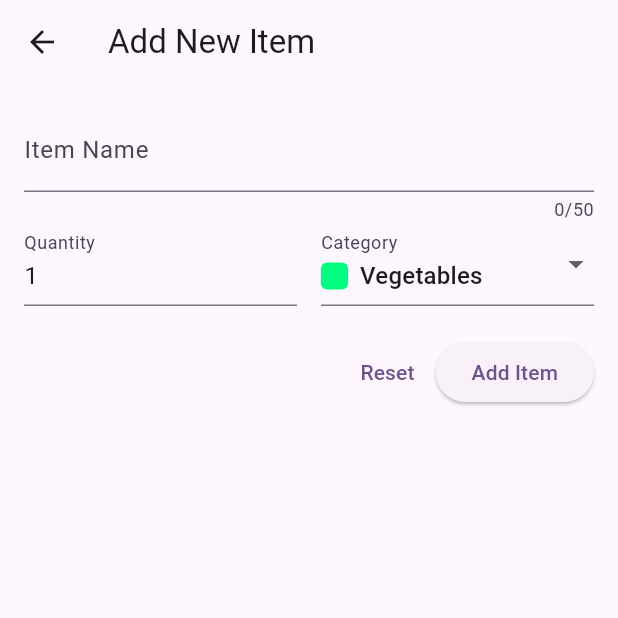
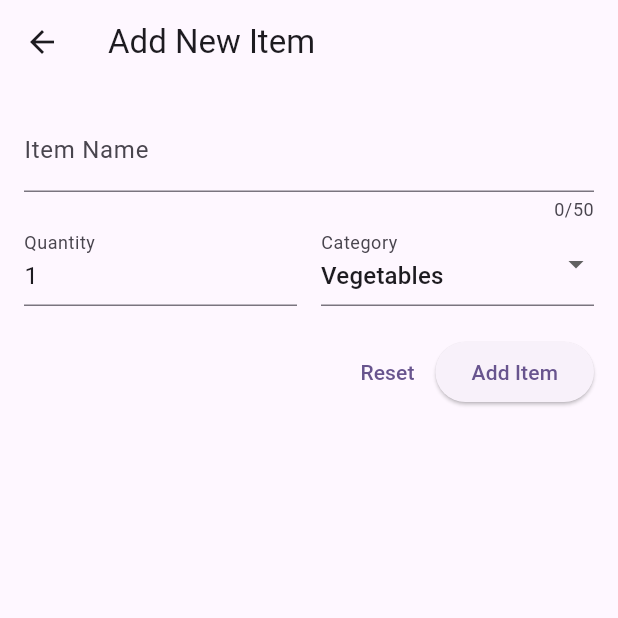
Before and after one commit to Avinash174/Shopping-List, a Flutter app: the screen it shows after launch, after a tap on the "add" icon, on a phone screen of 412 x 824 dp, the top half of it. Run offline on Flutter 3.47's test engine with Material 3 defaults, Android fonts, the phone set to English and light mode, and no system bars; our stand-ins replace firebase_core; accounts and stored records are empty; network calls fail.

Commit message:
app done

```diff
--- a/lib/widgets/grocery_list.dart
+++ b/lib/widgets/grocery_list.dart
@@ -1,5 +1,4 @@
 import 'dart:convert';
-
 import 'package:flutter/material.dart';
 import 'package:http/http.dart' as http;
 import 'package:shopping_list/data/categories.dart';
@@ -15,45 +14,35 @@ class GroceryList extends StatefulWidget {
 }
 
 class _GroceryListState extends State<GroceryList> {
-  final List<GroceryItem> _items = [];
-  bool _isLoading = true;
-  String? _error;
+  late Future<List<GroceryItem>> _itemsFuture;
 
   @override
   void initState() {
     super.initState();
-    _loadItems();
+    _itemsFuture = _fetchItems();
   }
 
-  // --------------------------------
-  // Load items from Firebase
-  // --------------------------------
-  Future<void> _loadItems() async {
+  // -------------------------------
+  // Fetch items from Firebase
+  // -------------------------------
+  Future<List<GroceryItem>> _fetchItems() async {
     final url = Uri.https(
       'shopping-list-da658-default-rtdb.firebaseio.com',
       'items.json',
     );
 
-    try {
     final response = await http.get(url);
 
     if (response.statusCode >= 400) {
-        setState(() {
-          _error = 'Failed to fetch data';
-          _isLoading = false;
-        });
-        return;
+      throw Exception('Failed to fetch data');
     }
 
     if (response.body == 'null') {
-        setState(() {
-          _isLoading = false;
-        });
-        return;
+      return [];
     }
 
     final Map<String, dynamic> data = json.decode(response.body);
-      final List<GroceryItem> loadedItems = [];
+    final List<GroceryItem> items = [];
 
     data.forEach((id, item) {
       final category =
@@ -61,7 +50,7 @@ class _GroceryListState extends State<GroceryList> {
             (c) => c.name == item['category'],
           )]!;
 
-        loadedItems.add(
+      items.add(
         GroceryItem(
           id: id,
           name: item['name'],
@@ -71,82 +60,94 @@ class _GroceryListState extends State<GroceryList> {
       );
     });
 
+    return items;
+  }
+
+  // -------------------------------
+  // Add item
+  // -------------------------------
+  Future<void> _addItem(BuildContext context) async {
+    final result = await Navigator.of(
+      context,
+    ).push(MaterialPageRoute(builder: (_) => const NewItem()));
+
+    if (result == true) {
       setState(() {
-        _items
-          ..clear()
-          ..addAll(loadedItems);
-        _isLoading = false;
-      });
-    } catch (e) {
-      setState(() {
-        _error = 'Something went wrong';
-        _isLoading = false;
+        _itemsFuture = _fetchItems(); // 🔑 refresh Future
       });
     }
   }
 
-  // --------------------------------
-  // Add new item
-  // --------------------------------
-  Future<void> _addItem(BuildContext context) async {
-    final newItem = await Navigator.of(
-      context,
-    ).push<GroceryItem>(MaterialPageRoute(builder: (_) => const NewItem()));
+  // -------------------------------
+  // Remove item
+  // -------------------------------
+  void _removeItem(GroceryItem item) {
+    final url = Uri.https(
+      'shopping-list-da658-default-rtdb.firebaseio.com',
+      'items/${item.id}.json',
+    );
 
-    if (newItem == null) return;
+    http.delete(url);
 
     setState(() {
-      _items.add(newItem);
-    });
-  }
-
-  // --------------------------------
-  // Remove item
-  // --------------------------------
-  void _removeItem(GroceryItem item) {
-    final index = _items.indexOf(item);
-
-    setState(() {
-      _items.removeAt(index);
+      _itemsFuture = _fetchItems(); // 🔑 refresh after delete
     });
 
-    ScaffoldMessenger.of(context).clearSnackBars();
-    ScaffoldMessenger.of(context).showSnackBar(
-      SnackBar(
-        backgroundColor: Colors.redAccent,
-        content: const Text('Item removed'),
-        action: SnackBarAction(
-          label: 'UNDO',
-          onPressed: () {
-            setState(() {
-              _items.insert(index, item);
-            });
-          },
-        ),
+    ScaffoldMessenger.of(context)
+      ..hideCurrentSnackBar()
+      ..showSnackBar(
+        const SnackBar(
+          duration: Duration(seconds: 2),
+          content: Text('Item removed'),
         ),
       );
   }
 
   @override
   Widget build(BuildContext context) {
-    Widget content;
+    return Scaffold(
+      appBar: AppBar(
+        title: const Text('Your Grocery List'),
+        actions: [
+          IconButton(
+            onPressed: () => _addItem(context),
+            icon: const Icon(Icons.add),
+          ),
+        ],
+      ),
+      body: FutureBuilder<List<GroceryItem>>(
+        future: _itemsFuture,
+        builder: (context, snapshot) {
+          if (snapshot.connectionState == ConnectionState.waiting) {
+            return const Center(child: CircularProgressIndicator());
+          }
 
-    if (_isLoading) {
-      content = const Center(child: CircularProgressIndicator());
-    } else if (_error != null) {
-      content = Center(child: Text(_error!));
-    } else if (_items.isEmpty) {
-      content = const Center(
+          if (snapshot.hasError) {
+            return const Center(child: Text('Something went wrong'));
+          }
+
+          final items = snapshot.data!;
+
+          if (items.isEmpty) {
+            return const Center(
               child: Text(
                 'No items added yet.\nTap + to add one.',
                 textAlign: TextAlign.center,
               ),
             );
-    } else {
-      content = ListView.builder(
-        itemCount: _items.length,
+          }
+
+          return RefreshIndicator(
+            onRefresh: () async {
+              setState(() {
+                _itemsFuture = _fetchItems();
+              });
+              await _itemsFuture;
+            },
+            child: ListView.builder(
+              itemCount: items.length,
               itemBuilder: (context, index) {
-          final item = _items[index];
+                final item = items[index];
 
                 return Dismissible(
                   key: ValueKey(item.id),
@@ -156,7 +157,7 @@ class _GroceryListState extends State<GroceryList> {
                     color: Theme.of(context).colorScheme.error,
                     alignment: Alignment.centerRight,
                     padding: const EdgeInsets.only(right: 20),
-              child: const Icon(Icons.delete, color: Colors.red),
+                    child: const Icon(Icons.delete, color: Colors.white),
                   ),
                   child: ListTile(
                     title: Text(item.name),
@@ -172,20 +173,10 @@ class _GroceryListState extends State<GroceryList> {
                   ),
                 );
               },
+            ),
           );
-    }
-
-    return Scaffold(
-      appBar: AppBar(
-        title: const Text('Your Grocery List'),
-        actions: [
-          IconButton(
-            onPressed: () => _addItem(context),
-            icon: const Icon(Icons.add),
+        },
       ),
-        ],
-      ),
-      body: RefreshIndicator(onRefresh: () => _loadItems(), child: content),
     );
   }
 }
--- a/lib/widgets/new_item.dart
+++ b/lib/widgets/new_item.dart
@@ -1,10 +1,8 @@
 import 'dart:convert';
-import 'dart:developer';
-
 import 'package:flutter/material.dart';
+import 'package:http/http.dart' as http;
+import 'package:shopping_list/data/categories.dart';
 import 'package:shopping_list/model/category.dart';
-import 'package:shopping_list/data/categories.dart';
-import 'package:http/http.dart' as http;
 
 class NewItem extends StatefulWidget {
   const NewItem({super.key});
@@ -15,32 +13,27 @@ class NewItem extends StatefulWidget {
 
 class _NewItemState extends State<NewItem> {
   final _formKey = GlobalKey<FormState>();
+  bool _isSending = false;
 
   String _enteredName = '';
   int _enteredQuantity = 1;
   Categories _selectedCategory = Categories.vegetables;
 
-  void _resetForm() {
-    _formKey.currentState!.reset();
-    setState(() {
-      _enteredName = '';
-      _enteredQuantity = 1;
-      _selectedCategory = Categories.vegetables;
-    });
-  }
-
-  void _saveItem() async {
+  Future<void> _saveItem() async {
     if (!_formKey.currentState!.validate()) return;
 
     _formKey.currentState!.save();
+
+    setState(() {
+      _isSending = true;
+    });
 
     final url = Uri.https(
       'shopping-list-da658-default-rtdb.firebaseio.com',
       'items.json',
     );
-    log('URL: $url');
 
-    final response = await http.post(
+    await http.post(
       url,
       headers: {'Content-Type': 'application/json'},
       body: json.encode({
@@ -49,13 +42,10 @@ class _NewItemState extends State<NewItem> {
         'category': _selectedCategory.name,
       }),
     );
+
     if (!mounted) return;
-    Navigator.of(context).pop();
-    log(
-      'Name: $_enteredName, Quantity: $_enteredQuantity, Category: ${_selectedCategory.name}',
-    );
 
-    debugPrint('Response: ${response.statusCode}');
+    Navigator.of(context).pop(true); // 🔑 IMPORTANT
   }
 
   @override
@@ -71,17 +61,11 @@ class _NewItemState extends State<NewItem> {
               TextFormField(
                 maxLength: 50,
                 decoration: const InputDecoration(labelText: 'Item Name'),
-                validator: (value) {
-                  if (value == null ||
-                      value.trim().length <= 1 ||
-                      value.trim().length > 50) {
-                    return 'Enter a valid name';
-                  }
-                  return null;
-                },
+                validator: (value) => value == null || value.trim().length < 2
+                    ? 'Enter a valid name'
+                    : null,
                 onSaved: (value) => _enteredName = value!,
               ),
-
               Row(
                 children: [
                   Expanded(
@@ -89,42 +73,22 @@ class _NewItemState extends State<NewItem> {
                       initialValue: '1',
                       keyboardType: TextInputType.number,
                       decoration: const InputDecoration(labelText: 'Quantity'),
-                      validator: (value) {
-                        final qty = int.tryParse(value ?? '');
-                        if (qty == null || qty <= 0) {
-                          return 'Invalid quantity';
-                        }
-                        return null;
-                      },
+                      validator: (value) => int.tryParse(value ?? '') == null
+                          ? 'Invalid quantity'
+                          : null,
                       onSaved: (value) => _enteredQuantity = int.parse(value!),
                     ),
                   ),
-
                   const SizedBox(width: 16),
-
                   Expanded(
                     child: DropdownButtonFormField<Categories>(
                       value: _selectedCategory,
-                      isExpanded: true,
                       decoration: const InputDecoration(labelText: 'Category'),
-                      items: Categories.values.map((key) {
-                        final cat = categories[key]!;
-                        return DropdownMenuItem<Categories>(
-                          value: key,
-                          child: Row(
-                            children: [
-                              Container(
-                                width: 18,
-                                height: 18,
-                                decoration: BoxDecoration(
-                                  color: cat.color,
-                                  borderRadius: BorderRadius.circular(4),
-                                ),
-                              ),
-                              const SizedBox(width: 8),
-                              Text(cat.title),
-                            ],
-                          ),
+                      items: Categories.values.map((cat) {
+                        final category = categories[cat]!;
+                        return DropdownMenuItem(
+                          value: cat,
+                          child: Text(category.title),
                         );
                       }).toList(),
                       onChanged: (value) =>
@@ -133,16 +97,25 @@ class _NewItemState extends State<NewItem> {
                   ),
                 ],
               ),
-
               const SizedBox(height: 20),
-
               Row(
                 mainAxisAlignment: MainAxisAlignment.end,
                 children: [
-                  TextButton(onPressed: _resetForm, child: const Text('Reset')),
+                  TextButton(
+                    onPressed: _isSending
+                        ? null
+                        : () => _formKey.currentState!.reset(),
+                    child: const Text('Reset'),
+                  ),
                   ElevatedButton(
-                    onPressed: _saveItem,
-                    child: const Text('Add Item'),
+                    onPressed: _isSending ? null : _saveItem,
+                    child: _isSending
+                        ? const SizedBox(
+                            width: 16,
+                            height: 16,
+                            child: CircularProgressIndicator(strokeWidth: 2),
+                          )
+                        : const Text('Add Item'),
                   ),
                 ],
               ),
```
Lines whose indentation alone changed are shown as unchanged.
